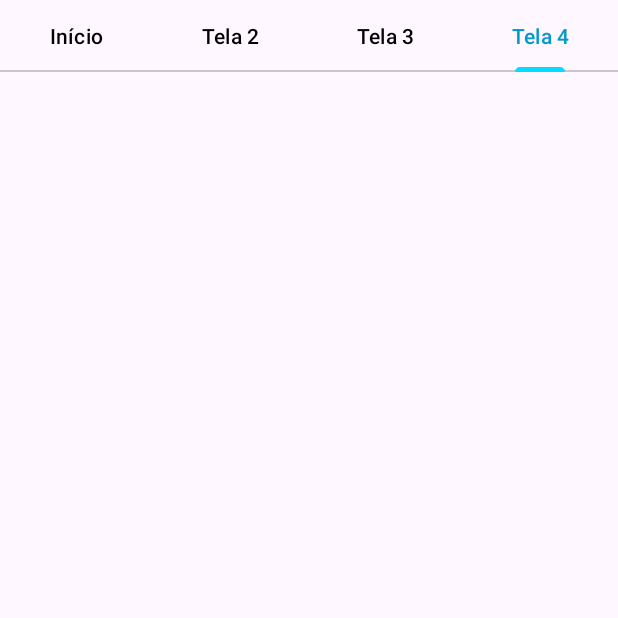
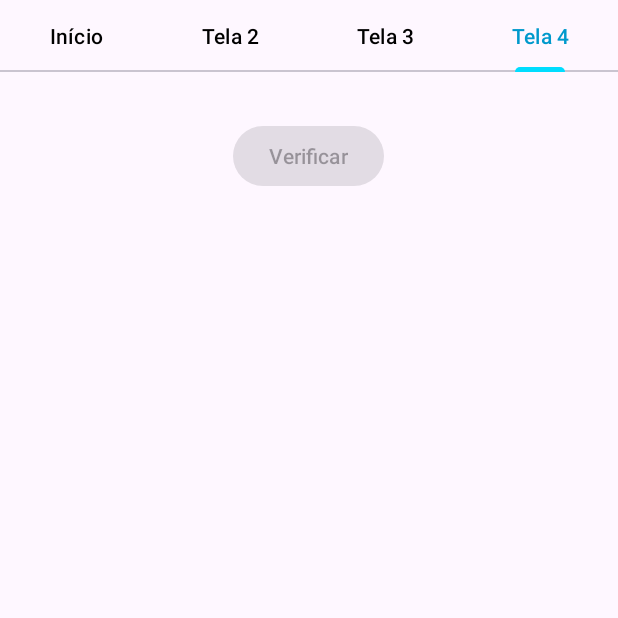
Before and after one commit to PauloGerson/consumirPaises, an Android app: the screen it shows after launch (MainActivity), tab 4 chosen, on a phone screen of 412 x 824 dp, the top half of it. Run offline under Robolectric (Android 15) with nearby library versions, the phone set to English and light mode, and no system bars; our stand-ins replace Firebase (no records; nobody signed in at launch, a user with empty details on screens opened directly); pictures from the network do not load.

```diff
--- a/app/src/main/AndroidManifest.xml
+++ b/app/src/main/AndroidManifest.xml
@@ -7,6 +7,7 @@
 
 
     <application
+        android:name=".MyApplication"
         android:allowBackup="true"
         android:dataExtractionRules="@xml/data_extraction_rules"
         android:fullBackupContent="@xml/backup_rules"
--- a/app/src/main/java/com/example/consumirpaises/MainActivity.java
+++ b/app/src/main/java/com/example/consumirpaises/MainActivity.java
@@ -17,6 +17,7 @@ import com.example.consumirpaises.Fragments.FragmentTela3;
 import com.example.consumirpaises.Fragments.FragmentTela4;
 import com.google.android.material.tabs.TabLayout;
 import com.google.android.material.tabs.TabLayoutMediator;
+import com.google.firebase.Firebase;
 
 public class MainActivity extends AppCompatActivity {
 
--- /dev/null
+++ b/app/src/main/java/com/example/consumirpaises/MyApplication.java
@@ -0,0 +1,17 @@
+package com.example.consumirpaises;
+
+import android.app.Application;
+import android.util.Log;
+
+import com.google.firebase.FirebaseApp;
+
+public class MyApplication extends Application {
+    @Override
+    public void onCreate() {
+        super.onCreate();
+        // Inicialize o Firebase
+        FirebaseApp.initializeApp(this);
+        Log.d("MyApplication", "Firebase initialized");
+
+    }
+}
--- /dev/null
+++ b/app/src/main/res/layout/fragment_tela4.xml
@@ -0,0 +1,40 @@
+<?xml version="1.0" encoding="utf-8"?>
+<ScrollView xmlns:android="http://schemas.android.com/apk/res/android"
+    android:layout_width="match_parent"
+    android:layout_height="match_parent"
+    android:padding="16dp">
+
+    <LinearLayout
+        android:layout_width="match_parent"
+        android:layout_height="wrap_content"
+        android:orientation="vertical">
+
+        <!-- Input container -->
+        <LinearLayout
+            android:id="@+id/input_container"
+            android:layout_width="match_parent"
+            android:layout_height="wrap_content"
+            android:orientation="vertical"
+            android:paddingBottom="16dp">
+        </LinearLayout>
+
+        <!-- Button to verify the input -->
+        <Button
+            android:id="@+id/button_verificar"
+            android:layout_width="wrap_content"
+            android:layout_height="wrap_content"
+            android:layout_gravity="center_horizontal"
+            android:text="Verificar" />
+
+        <!-- Results container -->
+        <LinearLayout
+            android:id="@+id/results_container"
+            android:layout_width="match_parent"
+            android:layout_height="wrap_content"
+            android:orientation="vertical"
+            android:paddingTop="16dp">
+        </LinearLayout>
+
+    </LinearLayout>
+
+</ScrollView>
--- a/app/src/main/res/layout/item_bandeira.xml
+++ b/app/src/main/res/layout/item_bandeira.xml
@@ -11,7 +11,8 @@
         android:layout_width="wrap_content"
         android:layout_height="wrap_content"
         android:adjustViewBounds="true"
-        android:scaleType="fitCenter" />
+        android:scaleType="fitCenter"
+        android:layout_marginBottom="16dp" />
 
     <TextView
         android:id="@+id/text_view_nome_bandeira"
--- a/build.gradle
+++ b/build.gradle
@@ -1,4 +1,5 @@
 // Top-level build file where you can add configuration options common to all sub-projects/modules.
 plugins {
-id 'com.android.application' version '8.2.2' apply false
+    id 'com.android.application' version '8.2.2' apply false
+    id 'com.google.gms.google-services' version '4.4.2' apply false
 }
```
Also changed, not shown: app/build.gradle (+9 -3 lines), app/src/main/java/com/example/consumirpaises/Fragments/FragmentTela3.java (+17 -24 lines), app/src/main/java/com/example/consumirpaises/Fragments/FragmentTela4.java (+135 -0 lines), app/src/main/java/com/example/consumirpaises/Resultado.java (added, +25 -0 lines), app/src/main/res/layout/fragment_tela3.xml (+7 -20 lines), 1 other file.
